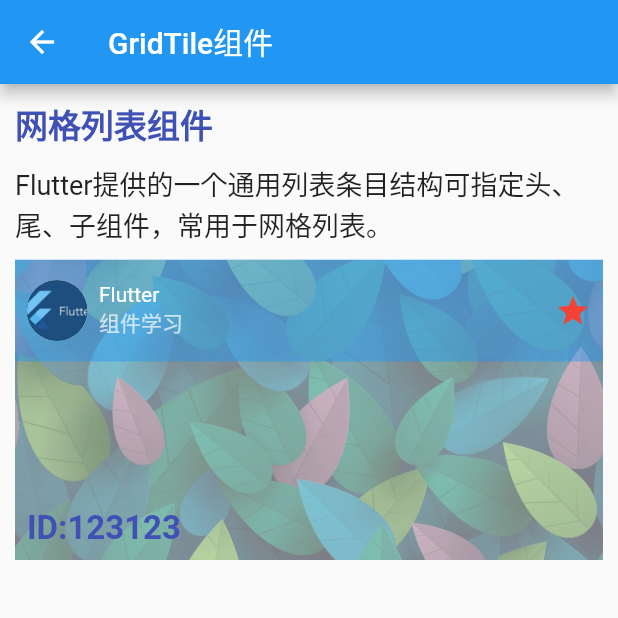
After one commit to ycshang123/flutterStudy, a Flutter app: the GridTileWidget screen opened by its route, on a phone screen of 412 x 824 dp, the top half of it. The commit adds this screen. Run offline on Flutter 3.47's test engine with Material 2 defaults, Android fonts, the light colour scheme and no system bars; our stand-ins replace date_format; network calls fail.

Commit message:
feat: day08——组件学习(4)

```diff
--- a/flutter_demo/lib/common/data.dart
+++ b/flutter_demo/lib/common/data.dart
@@ -57,6 +57,30 @@
   ContainerInfo('CardWidget', '卡片组件，基于Material组件实现，用于将单个组件卡片化。', '/card'),
   ContainerInfo(
       'VisiblityWidget', '显隐组件，控制一个组件显示或隐藏，可设置隐藏后的占位组件。', '/visiblity'),
+  ContainerInfo("ListTile",
+      "Flutter提供的一个通用列表条目结构，为左中右接口，相应位置可插入组件，可以很方便地应对特定的条目。", '/listtile'),
+  ContainerInfo(
+      'CheckboxListTile',
+      'Flutter提供的一个通用列表条目结构，为左中结构,尾部是一个CheckBox，相应位置可以插入组件，可以很方便地应对特定的条目。',
+      '/checkboxlisttile'),
+  ContainerInfo(
+      "SwitchListTileWidget",
+      "Flutter提供的一个通用列表条目结构,为左中结构，尾部是一个Switch,相应位置可插入组件，可以方便地应对特定的条目",
+      '/switchlisttile'),
+  ContainerInfo(
+      "RadioListTileWidget",
+      "Flutter提供的一个通用列表条目结构,为左中结构，尾部是一个Radio,相应位置可插入组件，可以方便地应对特定的条目。",
+      "/radiolisttile"),
+  ContainerInfo("GridTileWidget", " Flutter提供的一个通用列表条目结构可指定头、尾、子组件，常用于网格列表。",
+      "/gridtile"),
+  ContainerInfo("AboutListTileWidget",
+      " 一个点击条目,点击时可以弹出应用相关信息，可指定应用图标、应用名、应用版本号等信息和内部的子组件列表", "/aboutlisttile"),
+  ContainerInfo(
+      "SpacerWidget",
+      " 只能用于Row、Column和Flex布局中，可利用剩余空间进行占位ie,使用flex属性可以给多个Spacer按比例分配空间。",
+      "/spacer"),
+  ContainerInfo("AboutListTileWidget",
+      " 一个通用的对话框结构，可指定头、种、尾处的组件。拥有标题、内容的文字样式和边距、影深、形状等属性", "/alertdialog"),
 ];
 
 final statefulList = <ContainerInfo>[
--- /dev/null
+++ b/flutter_demo/lib/widget/stateless/gridtile_widget.dart
@@ -0,0 +1,74 @@
+import 'package:flutter/material.dart';
+
+import '../../common/style.dart';
+
+class GridTileWidget extends StatefulWidget {
+  const GridTileWidget({Key? key}) : super(key: key);
+
+  @override
+  State<GridTileWidget> createState() => _GridTileWidgetState();
+}
+
+class _GridTileWidgetState extends State<GridTileWidget> {
+  @override
+  Widget build(BuildContext context) {
+    return Scaffold(
+      appBar: AppBar(
+        title: const Text("GridTile组件"),
+      ),
+      body: Container(
+        padding: const EdgeInsets.all(10),
+        child: SingleChildScrollView(
+          child: Column(
+            crossAxisAlignment: CrossAxisAlignment.start,
+            children: [
+              const Text(
+                '网格列表组件',
+                style: titleStyle,
+              ),
+              Container(
+                margin: const EdgeInsets.symmetric(vertical: 10.0),
+                child: const Text(
+                  "Flutter提供的一个通用列表条目结构可指定头、尾、子组件，常用于网格列表。",
+                  style: descStyle,
+                ),
+              ),
+              Container(
+                alignment: Alignment.center,
+                height: 200,
+                child: GridTile(
+                  header: GridTileBar(
+                    backgroundColor: Colors.blue.withAlpha(120),
+                    trailing: const Icon(
+                      Icons.star,
+                      color: Colors.red,
+                    ),
+                    leading: const CircleAvatar(
+                      backgroundImage: AssetImage("images/flutter.webp"),
+                    ),
+                    title: const Text("Flutter"),
+                    subtitle: const Text("组件学习"),
+                  ),
+                  footer: const Padding(
+                    padding: EdgeInsets.all(8.0),
+                    child: Text(
+                      "ID:123123",
+                      style: titleStyle,
+                    ),
+                  ),
+                  child: Opacity(
+                    opacity: 0.5,
+                    child: Image.asset(
+                      "images/bg.jpg",
+                      fit: BoxFit.cover,
+                    ),
+                  ),
+                ),
+              )
+            ],
+          ),
+        ),
+      ),
+    );
+  }
+}
```
Also changed, not shown: flutter_demo/lib/common/routes.dart (+16 -0 lines), flutter_demo/lib/widget/stateless/aboutlisttile_widget.dart (added, +56 -0 lines), flutter_demo/lib/widget/stateless/alertdialog_widget.dart (added, +118 -0 lines), flutter_demo/lib/widget/stateless/checkboxlisttile_widget.dart (added, +67 -0 lines), flutter_demo/lib/widget/stateless/listtile_widget.dart (added, +69 -0 lines), flutter_demo/lib/widget/stateless/radiolisttile_widget.dart (added, +81 -0 lines), flutter_demo/lib/widget/stateless/spacer_widget.dart (added, +118 -0 lines), flutter_demo/lib/widget/stateless/switchlisttile_widget.dart (added, +63 -0 lines), flutter_demo/images/dart.webp (added), flutter_demo/images/flutter.webp (added), flutter_demo/images/java.webp (added), flutter_demo/images/kotlin.webp (added), 3 other files.
